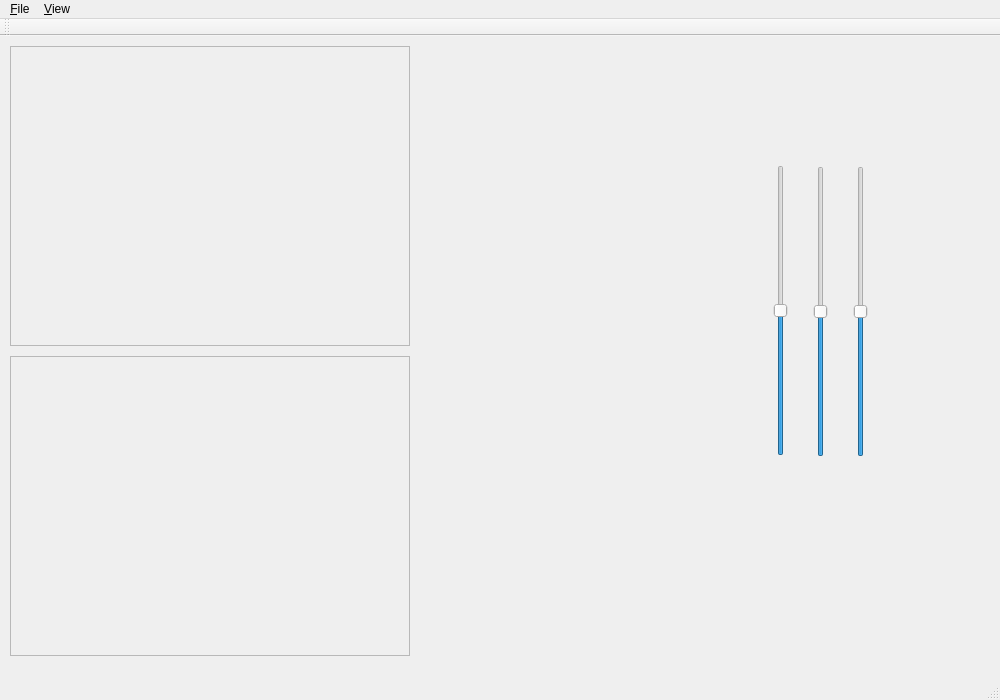
Before: the Qt Designer form mainwindow.ui in phlo577/lut3d, drawn with Qt 5.
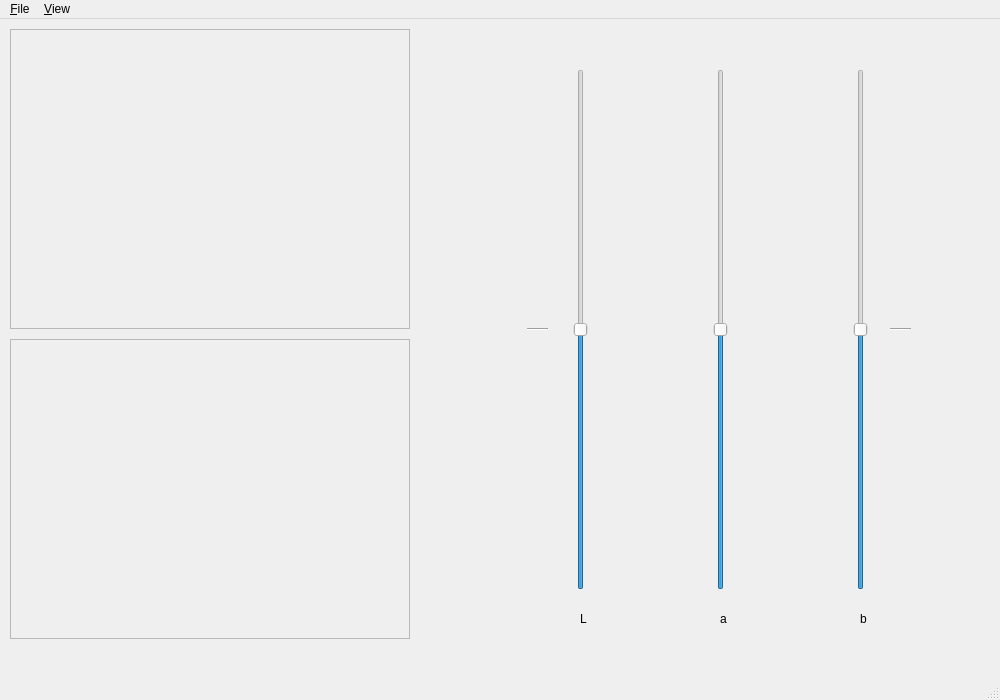
After: the same form once the commit is applied.

```diff
--- a/mainwindow.ui
+++ b/mainwindow.ui
@@ -87,21 +87,24 @@
    <widget class="QSlider" name="sliderL">
     <property name="geometry">
      <rect>
-      <x>770</x>
-      <y>129</y>
+      <x>570</x>
+      <y>50</y>
       <width>22</width>
-      <height>291</height>
+      <height>521</height>
      </rect>
     </property>
     <property name="minimum">
-     <number>-30</number>
+     <number>-50</number>
     </property>
     <property name="maximum">
-     <number>30</number>
+     <number>50</number>
     </property>
     <property name="singleStep">
      <number>1</number>
     </property>
+    <property name="pageStep">
+     <number>10</number>
+    </property>
     <property name="value">
      <number>0</number>
     </property>
@@ -115,17 +118,17 @@
    <widget class="QSlider" name="sliderA">
     <property name="geometry">
      <rect>
-      <x>810</x>
-      <y>130</y>
+      <x>710</x>
+      <y>50</y>
       <width>22</width>
-      <height>291</height>
+      <height>521</height>
      </rect>
     </property>
     <property name="minimum">
-     <number>-30</number>
+     <number>-60</number>
     </property>
     <property name="maximum">
-     <number>30</number>
+     <number>60</number>
     </property>
     <property name="orientation">
      <enum>Qt::Vertical</enum>
@@ -135,21 +138,86 @@
     <property name="geometry">
      <rect>
       <x>850</x>
-      <y>130</y>
+      <y>50</y>
       <width>22</width>
-      <height>291</height>
+      <height>521</height>
      </rect>
     </property>
     <property name="minimum">
-     <number>-30</number>
+     <number>-60</number>
     </property>
     <property name="maximum">
-     <number>30</number>
+     <number>60</number>
     </property>
     <property name="orientation">
      <enum>Qt::Vertical</enum>
     </property>
    </widget>
+   <widget class="QLabel" name="label_L">
+    <property name="geometry">
+     <rect>
+      <x>580</x>
+      <y>590</y>
+      <width>20</width>
+      <height>20</height>
+     </rect>
+    </property>
+    <property name="text">
+     <string>L</string>
+    </property>
+   </widget>
+   <widget class="QLabel" name="label_A">
+    <property name="geometry">
+     <rect>
+      <x>720</x>
+      <y>590</y>
+      <width>20</width>
+      <height>20</height>
+     </rect>
+    </property>
+    <property name="text">
+     <string>a</string>
+    </property>
+   </widget>
+   <widget class="QLabel" name="label_B">
+    <property name="geometry">
+     <rect>
+      <x>860</x>
+      <y>590</y>
+      <width>20</width>
+      <height>20</height>
+     </rect>
+    </property>
+    <property name="text">
+     <string>b</string>
+    </property>
+   </widget>
+   <widget class="Line" name="line">
+    <property name="geometry">
+     <rect>
+      <x>527</x>
+      <y>300</y>
+      <width>21</width>
+      <height>21</height>
+     </rect>
+    </property>
+    <property name="orientation">
+     <enum>Qt::Horizontal</enum>
+    </property>
+   </widget>
+   <widget class="Line" name="line_3">
+    <property name="geometry">
+     <rect>
+      <x>890</x>
+      <y>300</y>
+      <width>21</width>
+      <height>21</height>
+     </rect>
+    </property>
+    <property name="orientation">
+     <enum>Qt::Horizontal</enum>
+    </property>
+   </widget>
   </widget>
   <widget class="QMenuBar" name="menuBar">
    <property name="geometry">
@@ -182,14 +250,6 @@
    <addaction name="menuView"/>
   </widget>
   <widget class="QStatusBar" name="statusBar"/>
-  <widget class="QToolBar" name="mainToolBar">
-   <attribute name="toolBarArea">
-    <enum>TopToolBarArea</enum>
-   </attribute>
-   <attribute name="toolBarBreak">
-    <bool>false</bool>
-   </attribute>
-  </widget>
   <action name="openAct">
    <property name="text">
     <string>&amp;Open</string>
```
Left out of the diff: 29 changed lines with no effect on the pictures.
